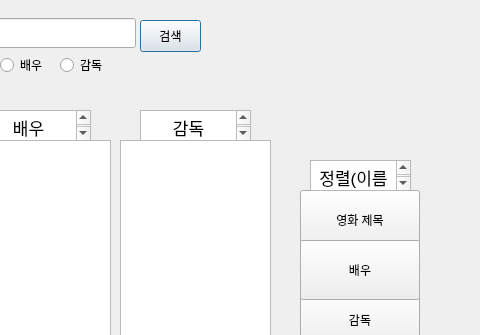
Old version of the form database_src/v1/window/mainActivity.ui in the repository DDongYul/Database-FinalProject; both pictures show x 240 to 720 and y 0 to 335 of the 720 by 480 pixel window.
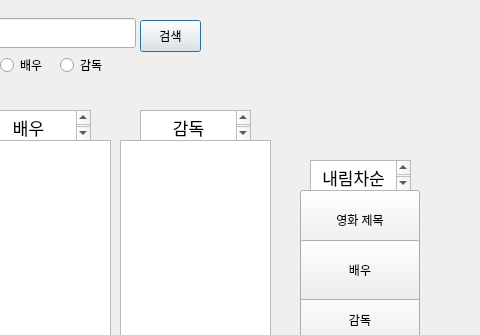
New version of the form.

Commit message: 정렬 내림차순으로 변경 , 예외처리 및 버그 수정

Diff of the .ui file:
```diff
--- a/database_src/v1/window/mainActivity.ui
+++ b/database_src/v1/window/mainActivity.ui
@@ -215,7 +215,7 @@
 &lt;html&gt;&lt;head&gt;&lt;meta name=&quot;qrichtext&quot; content=&quot;1&quot; /&gt;&lt;style type=&quot;text/css&quot;&gt;
 p, li { white-space: pre-wrap; }
 &lt;/style&gt;&lt;/head&gt;&lt;body style=&quot; font-family:'.AppleSystemUIFont'; font-size:13pt; font-weight:400; font-style:normal;&quot;&gt;
-&lt;p align=&quot;center&quot; style=&quot; margin-top:0px; margin-bottom:0px; margin-left:0px; margin-right:0px; -qt-block-indent:0; text-indent:0px;&quot;&gt;정렬(이름순)&lt;/p&gt;&lt;/body&gt;&lt;/html&gt;</string>
+&lt;p align=&quot;center&quot; style=&quot; margin-top:0px; margin-bottom:0px; margin-left:0px; margin-right:0px; -qt-block-indent:0; text-indent:0px;&quot;&gt;내림차순 정렬&lt;/p&gt;&lt;/body&gt;&lt;/html&gt;</string>
    </property>
   </widget>
  </widget>
```
The commit also changes 2 other files.
